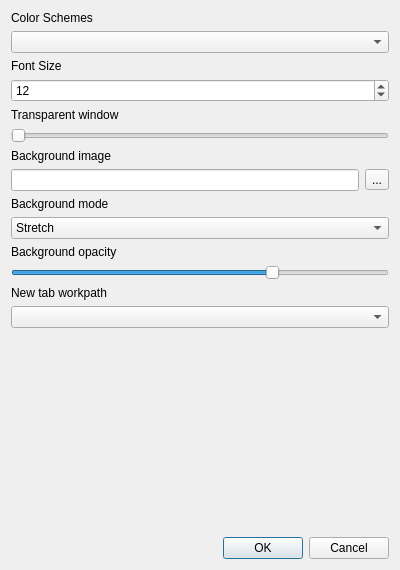
Old version of the form src/globaloptions.ui in the repository QQxiaoming/quardCRT.
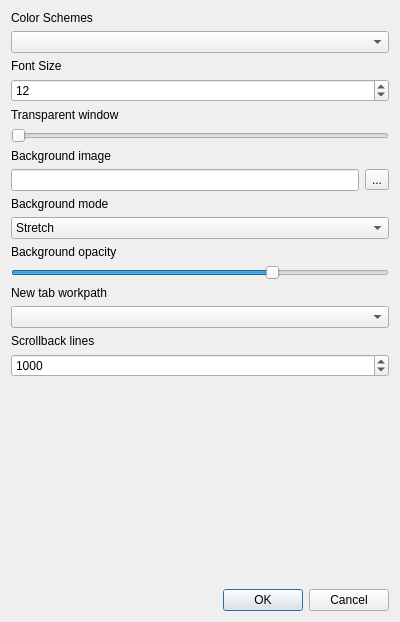
New version of the form.

Commit message: src:add scrollback lines set

Patch:
```diff
--- a/src/globaloptions.ui
+++ b/src/globaloptions.ui
@@ -7,7 +7,7 @@
     <x>0</x>
     <y>0</y>
     <width>400</width>
-    <height>570</height>
+    <height>622</height>
    </rect>
   </property>
   <property name="windowTitle">
@@ -159,6 +159,23 @@
    <item>
     <widget class="QComboBox" name="comboBoxNewTabWorkPath"/>
    </item>
+   <item>
+    <widget class="QLabel" name="label_8">
+     <property name="text">
+      <string>Scrollback lines</string>
+     </property>
+    </widget>
+   </item>
+   <item>
+    <widget class="QSpinBox" name="spinBoxScrollbackLines">
+     <property name="maximum">
+      <number>10000</number>
+     </property>
+     <property name="value">
+      <number>1000</number>
+     </property>
+    </widget>
+   </item>
    <item>
     <spacer name="verticalSpacer">
      <property name="orientation">
```
The commit also changes 40 other files.
